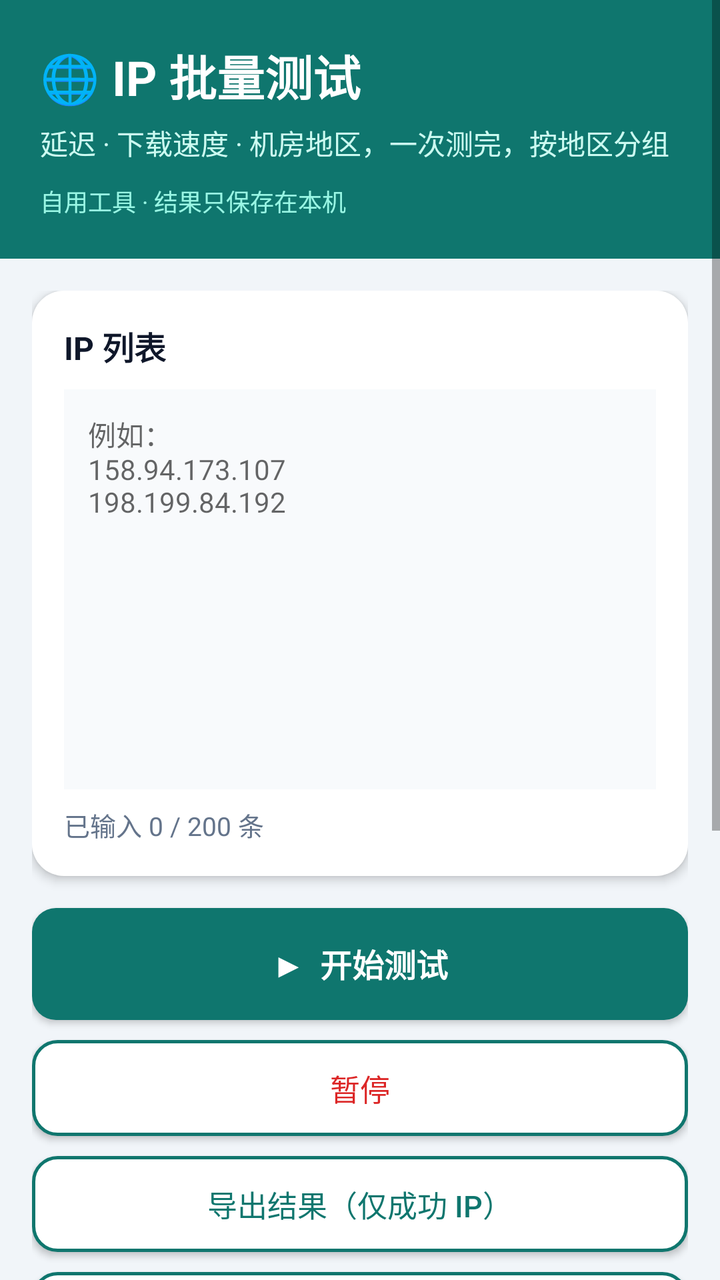
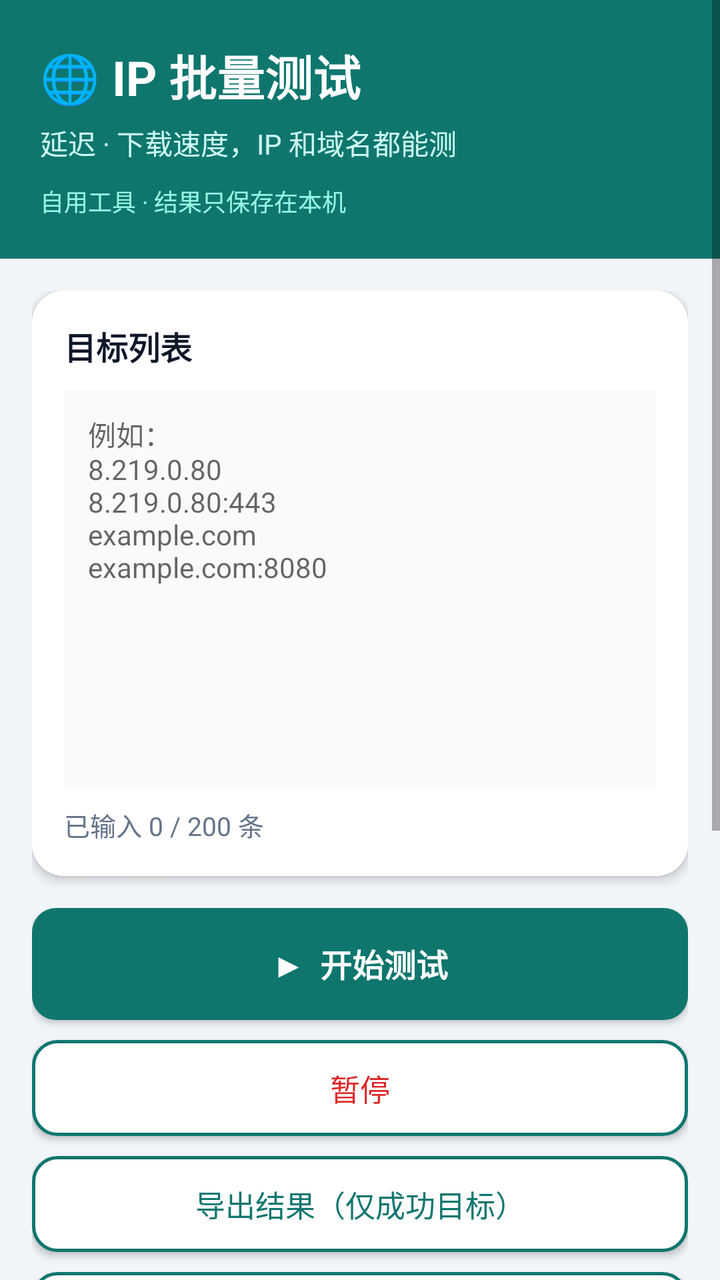

Before-and-after screenshots of an Android layout around one commit, followed by the original layout XML and the change that was made.
<!-- AndroidManifest.xml: application theme Theme.AppCompat.Light -->
<!-- res/layout/activity_main.xml -->
<?xml version="1.0" encoding="utf-8"?>
<ScrollView xmlns:android="http://schemas.android.com/apk/res/android"
    android:layout_width="match_parent" android:layout_height="match_parent"
    android:background="#F1F5F9" android:fillViewport="true">
    <LinearLayout android:layout_width="match_parent" android:layout_height="wrap_content" android:orientation="vertical">

        
        <LinearLayout android:layout_width="match_parent" android:layout_height="wrap_content"
            android:background="#0F766E" android:orientation="vertical" android:padding="20dp">
            <TextView android:layout_width="wrap_content" android:layout_height="wrap_content"
                android:text="🌐 IP 批量测试" android:textColor="#FFFFFF" android:textSize="24sp" android:textStyle="bold" />
            <TextView android:layout_width="wrap_content" android:layout_height="wrap_content"
                android:text="延迟 · 下载速度 · 机房地区，一次测完，按地区分组" android:textColor="#CCFBF1" android:textSize="14sp" android:layout_marginTop="6dp" />
            <TextView android:layout_width="wrap_content" android:layout_height="wrap_content"
                android:text="自用工具 · 结果只保存在本机" android:textColor="#99F6E4" android:textSize="12sp" android:layout_marginTop="10dp" />
        </LinearLayout>

        <LinearLayout android:layout_width="match_parent" android:layout_height="wrap_content"
            android:orientation="vertical" android:padding="16dp">

            
            <LinearLayout android:layout_width="match_parent" android:layout_height="wrap_content"
                android:background="@drawable/bg_card" android:elevation="3dp" android:orientation="vertical" android:padding="16dp">
                <TextView android:layout_width="wrap_content" android:layout_height="wrap_content"
                    android:text="IP 列表" android:textSize="16sp" android:textStyle="bold" android:textColor="#0F172A" />
                <EditText android:id="@+id/input" android:layout_width="match_parent" android:layout_height="wrap_content"
                    android:minHeight="200dp" android:background="#F8FAFC" android:gravity="top" android:padding="12dp"
                    android:hint="例如：&#10;158.94.173.107&#10;198.199.84.192"
                    android:inputType="textMultiLine" android:textSize="14sp" android:layout_marginTop="10dp"
                    android:scrollbars="none" android:overScrollMode="never" android:isScrollContainer="false" />
                <TextView android:id="@+id/count" android:layout_width="wrap_content" android:layout_height="wrap_content"
                    android:text="已输入 0 / 200 条" android:textColor="#64748B" android:textSize="13sp" android:layout_marginTop="8dp" />
            </LinearLayout>

            <Button android:id="@+id/btnTest" android:layout_width="match_parent" android:layout_height="56dp"
                android:background="@drawable/bg_button_primary" android:text="▶  开始测试" android:textColor="#FFFFFF"
                android:textSize="16sp" android:textStyle="bold" android:layout_marginTop="16dp" />
            <Button android:id="@+id/btnPause" android:layout_width="match_parent" android:layout_height="48dp"
                android:background="@drawable/bg_button_outline" android:text="暂停" android:textColor="#DC2626"
                android:textSize="15sp" android:layout_marginTop="10dp" />
            <Button android:id="@+id/btnExport" android:layout_width="match_parent" android:layout_height="48dp"
                android:background="@drawable/bg_button_outline" android:text="导出结果（仅成功 IP）" android:textColor="#0F766E"
                android:textSize="15sp" android:layout_marginTop="10dp" />
            <Button android:id="@+id/btnClear" android:layout_width="match_parent" android:layout_height="48dp"
                android:background="@drawable/bg_button_outline" android:text="一键清空" android:textColor="#DC2626"
                android:textSize="15sp" android:layout_marginTop="10dp" />

            <TextView android:id="@+id/status" android:layout_width="match_parent" android:layout_height="wrap_content"
                android:background="@drawable/bg_status" android:padding="12dp" android:text="还没开始测试"
                android:textColor="#115E59" android:textSize="14sp" android:layout_marginTop="16dp" />

            
            <LinearLayout android:layout_width="match_parent" android:layout_height="wrap_content"
                android:background="@drawable/bg_card" android:elevation="3dp" android:orientation="vertical"
                android:padding="16dp" android:layout_marginTop="16dp">
                <TextView android:layout_width="wrap_content" android:layout_height="wrap_content"
                    android:text="📊 测试结果（按地区分组，组内按下载速度从高到低）" android:textSize="16sp" android:textStyle="bold" android:textColor="#0F172A" />
                <TextView android:id="@+id/output" android:layout_width="match_parent" android:layout_height="wrap_content"
                    android:text="结果会显示在这里" android:textColor="#334155" android:textSize="14sp"
                    android:lineSpacingExtra="4dp" android:textIsSelectable="true" android:layout_marginTop="10dp" />
            </LinearLayout>

            <TextView android:layout_width="wrap_content" android:layout_height="wrap_content"
                android:text="提示：延迟和下载都用域名握手实测（连候选 IP、用域名做 SNI），先试 443，再试 8443、2053、2083、2087、2096、80、8080、8880；下载速度 ≥ 5 MB/s 才算合格；结果按机房地区分组（us、hk、sg、jp…），组内按下载速度从高到低；只显示和导出合格的 IP。"
                android:textColor="#94A3B8" android:textSize="12sp" android:layout_marginTop="14dp" />
        </LinearLayout>
    </LinearLayout>
</ScrollView>
<!-- resources referenced by this layout -->
<resources>
  <!-- drawable bg_button_outline (drawable) -->
  <?xml version="1.0" encoding="utf-8"?>
  <shape xmlns:android="http://schemas.android.com/apk/res/android" android:shape="rectangle">
      <solid android:color="#FFFFFF" />
      <stroke android:width="1.5dp" android:color="#0F766E" />
      <corners android:radius="12dp" />
  </shape>
  <!-- drawable bg_button_primary (drawable) -->
  <?xml version="1.0" encoding="utf-8"?>
  <shape xmlns:android="http://schemas.android.com/apk/res/android" android:shape="rectangle">
      <solid android:color="#0F766E" />
      <corners android:radius="12dp" />
  </shape>
  <!-- drawable bg_card (drawable) -->
  <?xml version="1.0" encoding="utf-8"?>
  <shape xmlns:android="http://schemas.android.com/apk/res/android" android:shape="rectangle">
      <solid android:color="#FFFFFF" />
      <corners android:radius="16dp" />
  </shape>
  <!-- drawable bg_status (drawable) -->
  <?xml version="1.0" encoding="utf-8"?>
  <shape xmlns:android="http://schemas.android.com/apk/res/android" android:shape="rectangle">
      <solid android:color="#CCFBF1" />
      <corners android:radius="10dp" />
  </shape>
</resources>

<!-- the commit's change to res/layout/activity_main.xml (unified diff, before → after) -->
@@ -10,7 +10,7 @@
             <TextView android:layout_width="wrap_content" android:layout_height="wrap_content"
                 android:text="🌐 IP 批量测试" android:textColor="#FFFFFF" android:textSize="24sp" android:textStyle="bold" />
             <TextView android:layout_width="wrap_content" android:layout_height="wrap_content"
-                android:text="延迟 · 下载速度 · 机房地区，一次测完，按地区分组" android:textColor="#CCFBF1" android:textSize="14sp" android:layout_marginTop="6dp" />
+                android:text="延迟 · 下载速度，IP 和域名都能测" android:textColor="#CCFBF1" android:textSize="14sp" android:layout_marginTop="6dp" />
             <TextView android:layout_width="wrap_content" android:layout_height="wrap_content"
                 android:text="自用工具 · 结果只保存在本机" android:textColor="#99F6E4" android:textSize="12sp" android:layout_marginTop="10dp" />
         </LinearLayout>
@@ -22,10 +22,10 @@
             <LinearLayout android:layout_width="match_parent" android:layout_height="wrap_content"
                 android:background="@drawable/bg_card" android:elevation="3dp" android:orientation="vertical" android:padding="16dp">
                 <TextView android:layout_width="wrap_content" android:layout_height="wrap_content"
-                    android:text="IP 列表" android:textSize="16sp" android:textStyle="bold" android:textColor="#0F172A" />
+                    android:text="目标列表" android:textSize="16sp" android:textStyle="bold" android:textColor="#0F172A" />
                 <EditText android:id="@+id/input" android:layout_width="match_parent" android:layout_height="wrap_content"
                     android:minHeight="200dp" android:background="#F8FAFC" android:gravity="top" android:padding="12dp"
-                    android:hint="例如：&#10;158.94.173.107&#10;198.199.84.192"
+                    android:hint="例如：&#10;8.219.0.80&#10;8.219.0.80:443&#10;example.com&#10;example.com:8080"
                     android:inputType="textMultiLine" android:textSize="14sp" android:layout_marginTop="10dp"
                     android:scrollbars="none" android:overScrollMode="never" android:isScrollContainer="false" />
                 <TextView android:id="@+id/count" android:layout_width="wrap_content" android:layout_height="wrap_content"
@@ -39,7 +39,7 @@
                 android:background="@drawable/bg_button_outline" android:text="暂停" android:textColor="#DC2626"
                 android:textSize="15sp" android:layout_marginTop="10dp" />
             <Button android:id="@+id/btnExport" android:layout_width="match_parent" android:layout_height="48dp"
-                android:background="@drawable/bg_button_outline" android:text="导出结果（仅成功 IP）" android:textColor="#0F766E"
+                android:background="@drawable/bg_button_outline" android:text="导出结果（仅成功目标）" android:textColor="#0F766E"
                 android:textSize="15sp" android:layout_marginTop="10dp" />
             <Button android:id="@+id/btnClear" android:layout_width="match_parent" android:layout_height="48dp"
                 android:background="@drawable/bg_button_outline" android:text="一键清空" android:textColor="#DC2626"
@@ -54,14 +54,14 @@
                 android:background="@drawable/bg_card" android:elevation="3dp" android:orientation="vertical"
                 android:padding="16dp" android:layout_marginTop="16dp">
                 <TextView android:layout_width="wrap_content" android:layout_height="wrap_content"
-                    android:text="📊 测试结果（按地区分组，组内按下载速度从高到低）" android:textSize="16sp" android:textStyle="bold" android:textColor="#0F172A" />
+                    android:text="📊 测试结果（Cloudflare 按地区分组 · 其他按延迟排序）" android:textSize="16sp" android:textStyle="bold" android:textColor="#0F172A" />
                 <TextView android:id="@+id/output" android:layout_width="match_parent" android:layout_height="wrap_content"
                     android:text="结果会显示在这里" android:textColor="#334155" android:textSize="14sp"
                     android:lineSpacingExtra="4dp" android:textIsSelectable="true" android:layout_marginTop="10dp" />
             </LinearLayout>
 
             <TextView android:layout_width="wrap_content" android:layout_height="wrap_content"
-                android:text="提示：延迟和下载都用域名握手实测（连候选 IP、用域名做 SNI），先试 443，再试 8443、2053、2083、2087、2096、80、8080、8880；下载速度 ≥ 5 MB/s 才算合格；结果按机房地区分组（us、hk、sg、jp…），组内按下载速度从高到低；只显示和导出合格的 IP。"
+                android:text="提示：每行一个 IP 或域名，可带端口（默认 443）。Cloudflare 的 IP 用域名握手测 trace 取延迟和地区，下载照常测；其他目标直接 TCP 测延迟，能连上就算成功，下载能测到就显示，测不到显示 --；结果分 Cloudflare、其他两块显示，只显示和导出成功的。"
                 android:textColor="#94A3B8" android:textSize="12sp" android:layout_marginTop="14dp" />
         </LinearLayout>
     </LinearLayout>
